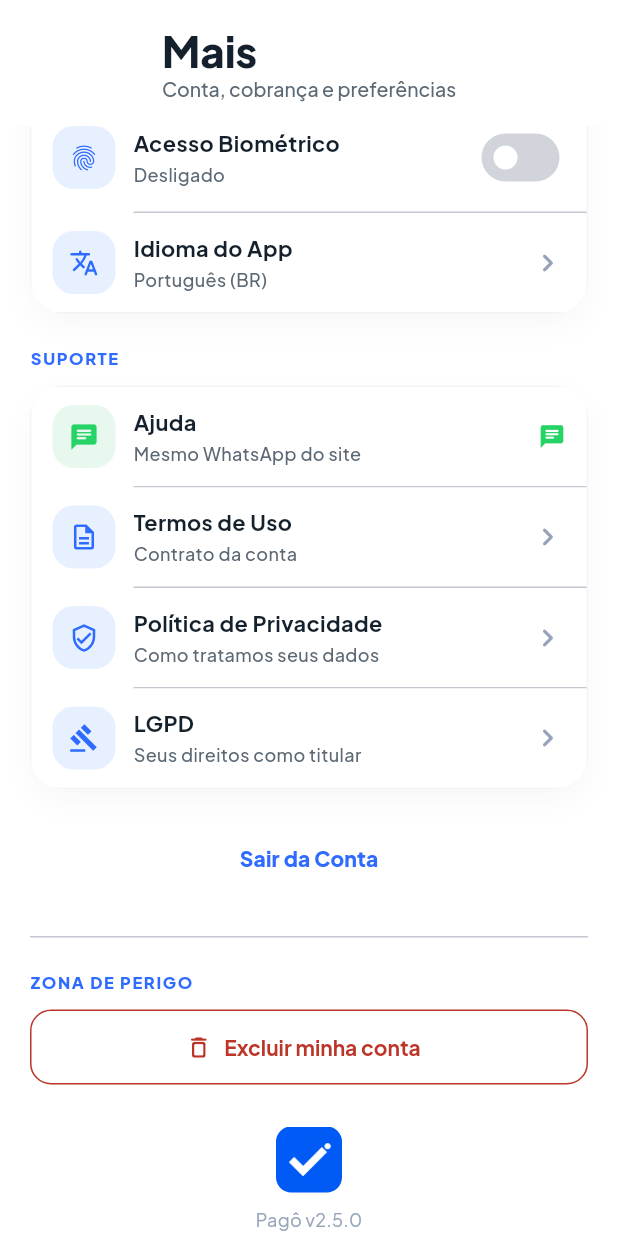
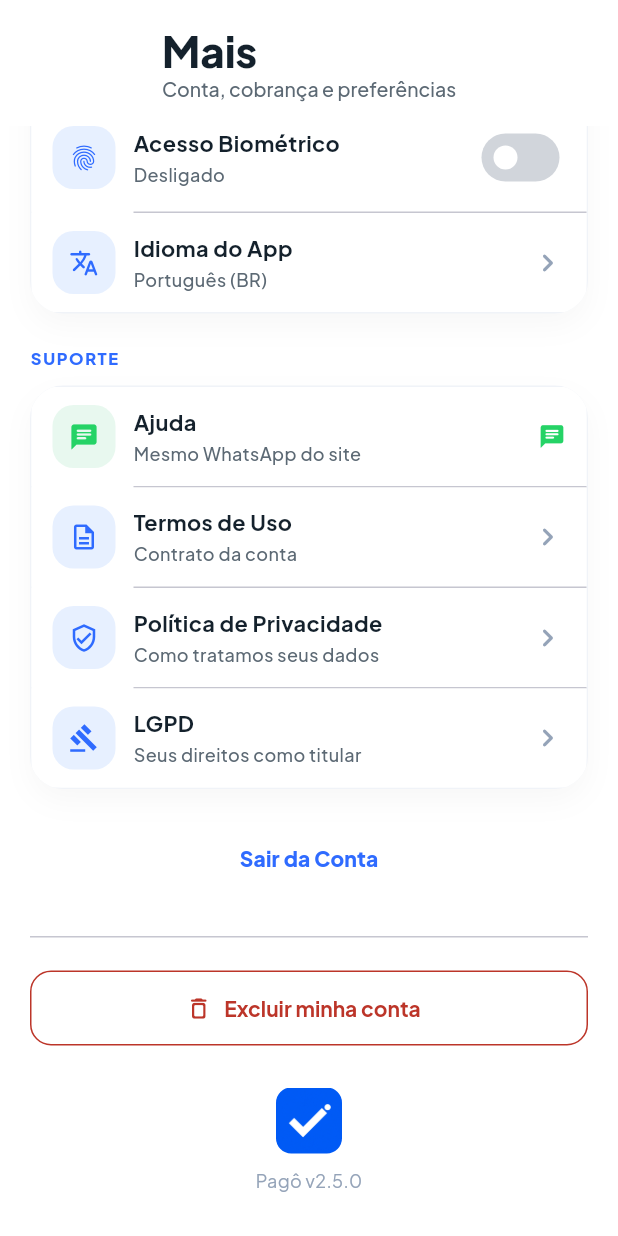
Before and after one commit to kevisoncb/tapago, a Flutter app: the SettingsPage screen opened directly, scrolled down 1405 dp, on a phone screen of 412 x 824 dp. Run offline on Flutter 3.47's test engine with Material 3 defaults, Android fonts, the phone set to English and light mode, and no system bars; our stand-ins replace cloud_firestore, file_picker, firebase_analytics, firebase_auth, firebase_core, firebase_crashlytics and 12 more; missing offline and left inert: app_tracking_transparency, appsflyer_sdk, google_mlkit_text_recognition, in_app_purchase_android, play_install_referrer; accounts and stored records are empty.

Commit message:
Mais: tira o rotulo da exclusao de conta
Co-Authored-By: Claude Sonnet 5.5 <noreply@anthropic.com>

```diff
--- a/lib/screens/settings_page.dart
+++ b/lib/screens/settings_page.dart
@@ -506,8 +506,6 @@ class SettingsPage extends StatelessWidget {
           const SizedBox(height: 28),
           const Divider(height: 1),
           const SizedBox(height: 22),
-          const SectionLabel('ZONA DE PERIGO'),
-          const SizedBox(height: 10),
           OutlinedButton.icon(
             onPressed: () => _deleteAccount(context),
             icon: const Icon(Icons.delete_outline_rounded),
```
